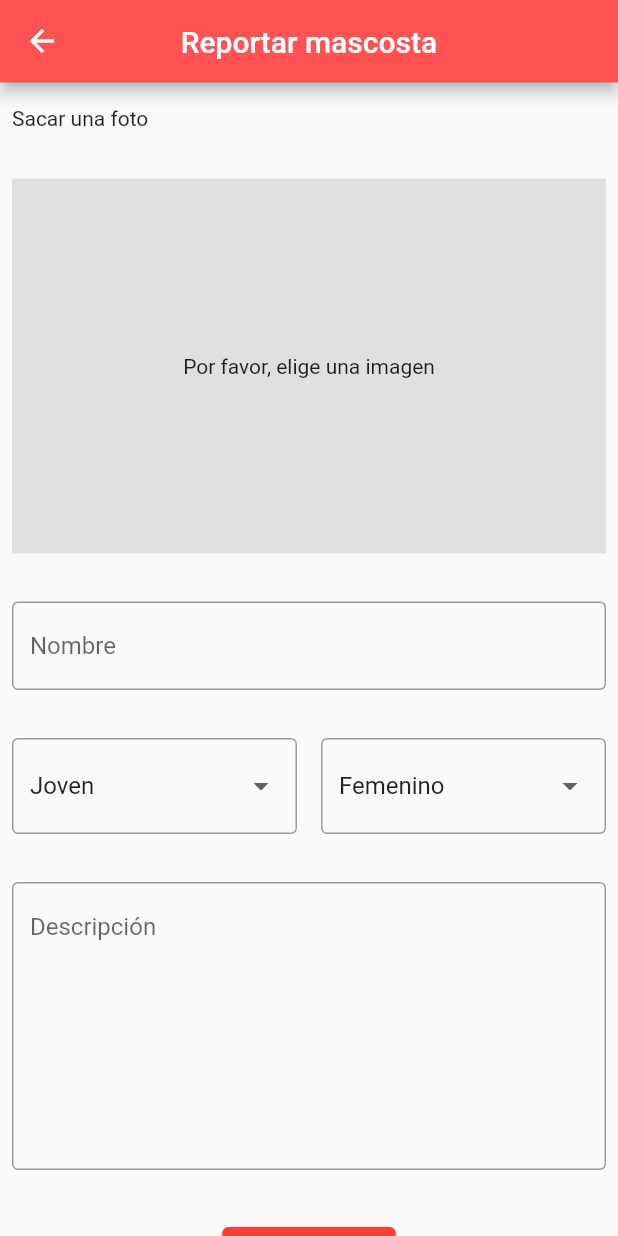
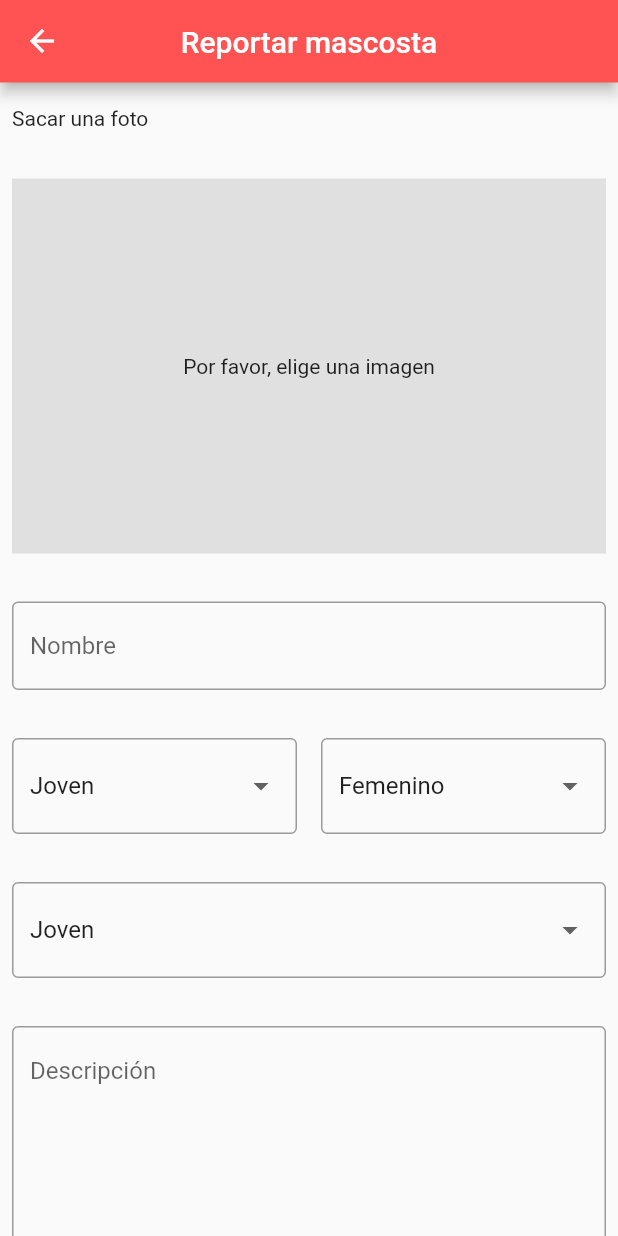
Before and after one commit to Francisco-G-Montero/mapata, a Flutter app: the screen it shows after launch, after a tap on "Reportar mascota", on a phone screen of 412 x 824 dp. Run offline on Flutter 3.47's test engine with Material 2 defaults, Android fonts, the phone set to English and light mode, and no system bars; our stand-ins replace cloud_firestore, dio, equatable, firebase_auth, firebase_core, firebase_database and 8 more; accounts and stored records are empty; generated files the repository leaves out were written again; network calls fail; statements that could not run were skipped.

Commit message:
guardando cambios

```diff
--- a/lib/src/presentation/views/posts/CreatePostView.dart
+++ b/lib/src/presentation/views/posts/CreatePostView.dart
@@ -178,6 +178,37 @@ class CreatePostView extends StatelessWidget {
                     ),
                     Padding(
                       padding: const EdgeInsets.symmetric(horizontal: 8, vertical: 16),
+                      child: InputDecorator(
+                        decoration: InputDecoration(
+                            errorStyle: TextStyle(color: Colors.redAccent, fontSize: 16.0),
+                            hintText: 'Edad',
+                            border: OutlineInputBorder()),
+                        child: DropdownButtonHideUnderline(
+                          child: StatefulBuilder(
+                            builder: (context, setState) => Container(
+                              child: DropdownButton<String>(
+                                value: _ageValue,
+                                isDense: true,
+                                onChanged: (String? newValue) {
+                                  _ageValue = newValue ?? "";
+                                  setState(() {
+                                    _ageValue;
+                                  });
+                                },
+                                items: _ageValues.map((String value) {
+                                  return DropdownMenuItem<String>(
+                                    value: value,
+                                    child: Text(value),
+                                  );
+                                }).toList(),
+                              ),
+                            ),
+                          ),
+                        ),
+                      ),
+                    ),
+                    Padding(
+                      padding: const EdgeInsets.symmetric(horizontal: 8, vertical: 16),
                       child: TextFormField(
                         controller: descriptionTextController,
                         maxLines: 8,
```
